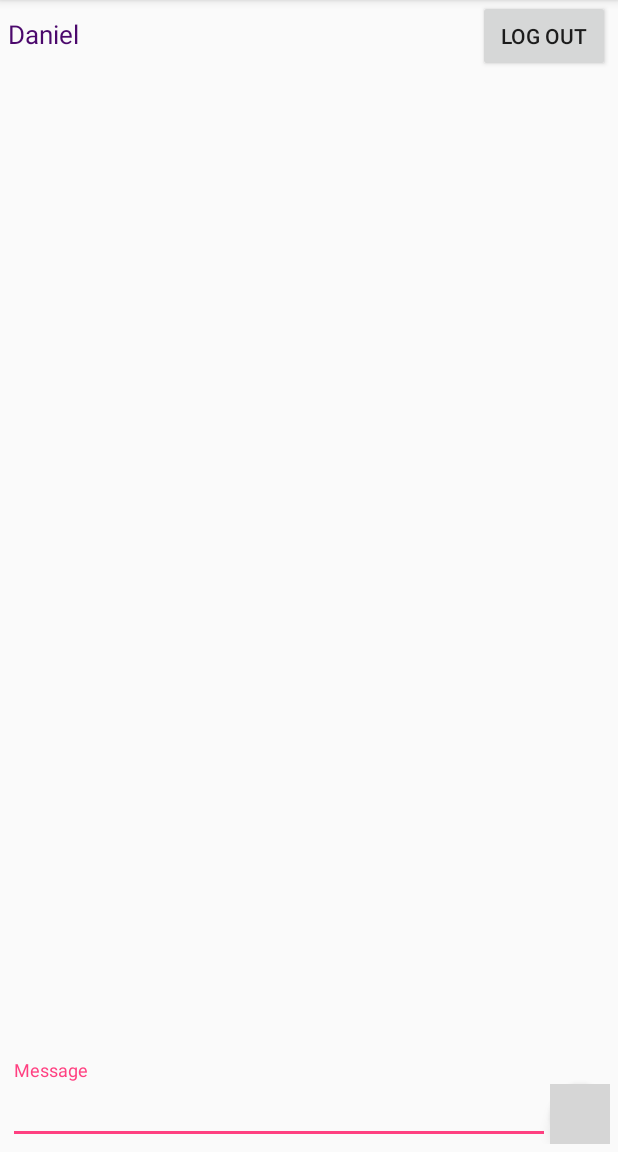
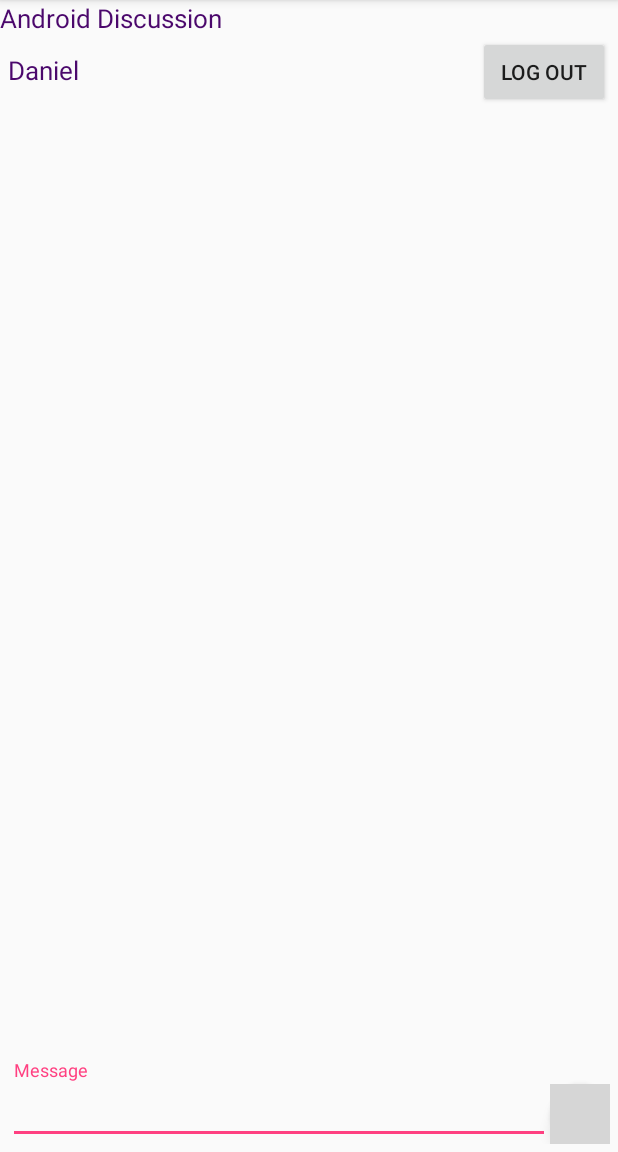
Before and after one commit to GaryMBaker/CS103APP, an Android app: the Forum screen opened directly, with no data from a screen before it, after a tap on "Android Discussion", on a phone screen of 412 x 824 dp, the part 84-1236 px from its top. Run offline under Robolectric (Android 15) with nearby library versions, the phone set to English and light mode, and no system bars; our stand-ins replace Firebase (no records; nobody signed in at launch, a user with empty details on screens opened directly); libraries missing offline, so code that uses them is left out: com.firebase.ui; 2 statements that could not run were skipped; grey boxes are pictures that could not be loaded.

Commit message:
Forum section all built and confirmed to be working as it should

```diff
--- a/app/src/main/java/gbdssmp/cs103/ames/ac/gbdssmp/Forum.java
+++ b/app/src/main/java/gbdssmp/cs103/ames/ac/gbdssmp/Forum.java
@@ -17,6 +17,18 @@ public class Forum extends AppCompatActivity {
 
     private ListView lv;
 
+    private String[] topics = {
+            "Animation Techniques",
+            "Student Social Events",
+            "Android Discussion",
+            "Web Development",
+            "AR/VR",
+            "Game Development",
+            "UX Discussion",
+            "Latest News",
+            "Tutor Talk Back"
+    };
+
     @Override
     protected void onCreate(Bundle savedInstanceState) {
         super.onCreate(savedInstanceState);
@@ -24,21 +36,11 @@ public class Forum extends AppCompatActivity {
 
         lv = (ListView) findViewById(R.id.messagesList);
 
-        String[] topics = {
-                "Animation Techniques",
-                "Student Social Events",
-                "Android Discussion",
-                "Web Development",
-                "AR/VR",
-                "Game Development",
-                "UX Discussion",
-                "Latest News",
-                "Tutor Talk Back"
-        };
+
 
         // Instanciating an array list (you don't need to do this,
         // you already have yours).
-        List<String> your_array_list = new ArrayList<String>();
+        final List<String> your_array_list = new ArrayList<String>();
 
         for (int i=0; i<topics.length; i++) {
             your_array_list.add(topics[i]);
@@ -65,7 +67,7 @@ public class Forum extends AppCompatActivity {
                 Intent intent = new Intent(Forum.this, Forums.class);
 
 
-//                intent.putExtra("program_name", programs_array[position]);
+                intent.putExtra("program_name", topics[position]);
 
                 startActivity(intent);
             }
--- a/app/src/main/java/gbdssmp/cs103/ames/ac/gbdssmp/Forums.java
+++ b/app/src/main/java/gbdssmp/cs103/ames/ac/gbdssmp/Forums.java
@@ -4,6 +4,7 @@ import android.support.design.widget.FloatingActionButton;
 import android.support.v7.app.AppCompatActivity;
 import android.os.Bundle;
 import android.view.View;
+import android.widget.Button;
 import android.widget.EditText;
 import android.widget.ListAdapter;
 import android.widget.ListView;
@@ -20,15 +21,22 @@ public class Forums extends AppCompatActivity {
 
     private FirebaseListAdapter<ChatMessage> adapter;
     private ListView listOfMessages;
+    private TextView selected_program;
+
+    private String program_name;
 
     @Override
     protected void onCreate(Bundle savedInstanceState) {
         super.onCreate(savedInstanceState);
         setContentView(R.layout.activity_forums);
 
+        program_name = getIntent().getExtras().getString("program_name");
+
+        selected_program = (TextView) findViewById(R.id.selected_program);
         sendBtn = (FloatingActionButton) findViewById(R.id.sendBtn);
         input = (EditText) findViewById(R.id.input);
 
+        selected_program.setText(program_name);
 
         sendBtn.setOnClickListener(new View.OnClickListener() {
             @Override
@@ -36,7 +44,7 @@ public class Forums extends AppCompatActivity {
 
                 if (!input.getText().toString().isEmpty()) {
 
-                    FirebaseDatabase.getInstance().getReference().child("GroupChatMessages")
+                    FirebaseDatabase.getInstance().getReference().child("Forums").child(program_name = getIntent().getExtras().getString("program_name"))
                             .push()
                             .setValue(new ChatMessage(input.getText().toString(),
                                     FirebaseAuth.getInstance()
@@ -48,10 +56,9 @@ public class Forums extends AppCompatActivity {
             }
         });
 
-
         listOfMessages = (ListView) findViewById(R.id.list_of_messages);
 
-        adapter = new FirebaseListAdapter<ChatMessage>(this, ChatMessage.class, R.layout.message, FirebaseDatabase.getInstance().getReference().child("GroupChatMessages")) {
+        adapter = new FirebaseListAdapter<ChatMessage>(this, ChatMessage.class, R.layout.message, FirebaseDatabase.getInstance().getReference().child("Forums").child(program_name = getIntent().getExtras().getString("program_name"))) {
             @Override
             protected void populateView(View view, ChatMessage model, int position) {
 
@@ -59,16 +66,18 @@ public class Forums extends AppCompatActivity {
                 TextView messageUser = (TextView) view.findViewById(R.id.message_user);
                 TextView messageTime = (TextView) view.findViewById(R.id.message_time);
 
+                TextView userName = (TextView) findViewById(R.id.userName);
+
                 messageText.setText(model.getMessageText());
                 messageUser.setText(model.getMessageUser());
+
+
+                userName.setText(model.getMessageUser());
 
                 messageTime.setText(android.text.format.DateFormat.format("dd-MM-yyyy (HH:mm:ss)",
                         model.getMessageTime()));
             }
         };
-
         listOfMessages.setAdapter(adapter);
-
-
     }
 }
--- a/app/src/main/java/gbdssmp/cs103/ames/ac/gbdssmp/MainActivity.java
+++ b/app/src/main/java/gbdssmp/cs103/ames/ac/gbdssmp/MainActivity.java
@@ -13,8 +13,6 @@ import com.google.firebase.auth.FirebaseAuth;
 import com.google.firebase.auth.FirebaseUser;
 
 public class MainActivity extends AppCompatActivity {
-
-
 
     private TextView username;
     private Button logoutBtn;
@@ -33,10 +31,8 @@ public class MainActivity extends AppCompatActivity {
             @Override
             public void onAuthStateChanged(@NonNull FirebaseAuth firebaseAuth) {
                 FirebaseUser user = FirebaseAuth.getInstance().getCurrentUser();
-
             }
         };
-
 
         Button liveChat = (Button) findViewById(R.id.liveChat);
         liveChat.setOnClickListener(new View.OnClickListener() {
--- a/app/src/main/res/layout/activity_forums.xml
+++ b/app/src/main/res/layout/activity_forums.xml
@@ -7,6 +7,14 @@
     android:orientation="vertical"
     tools:context=".Forums">
 
+    <TextView
+        android:id="@+id/selected_program"
+        android:layout_width="match_parent"
+        android:layout_height="wrap_content"
+        android:gravity="left"
+        android:text="Daniel"
+        android:textColor="#4b086c"
+        android:textSize="17sp" />
 
     <LinearLayout
         android:layout_width="match_parent"
```
